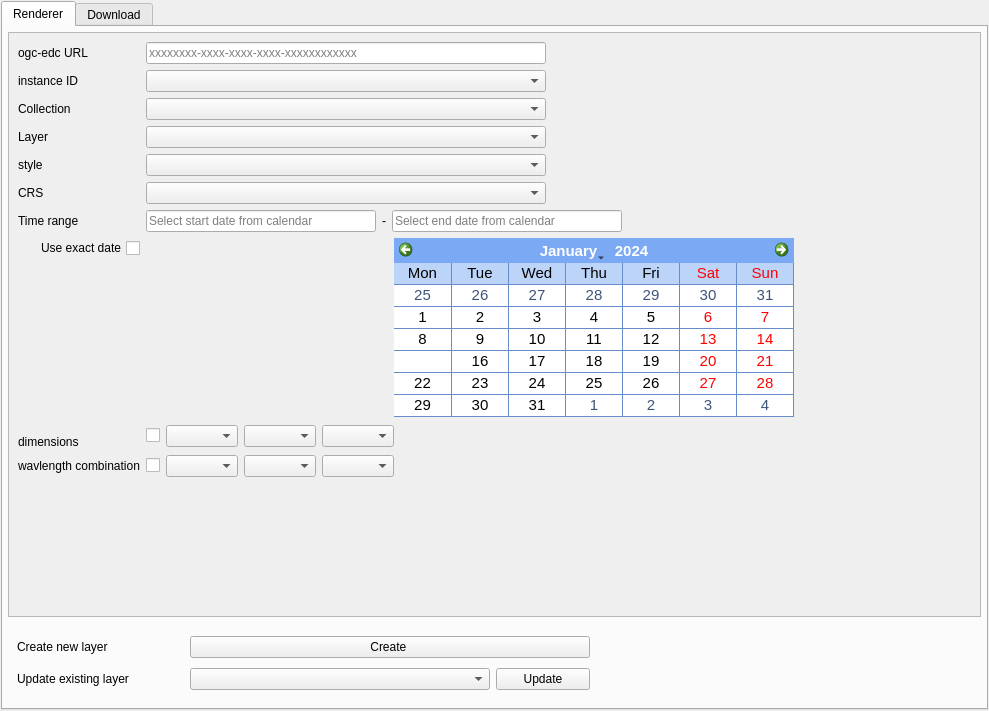
Above: EDC_OGC_dockwidget_base.ui from eurodatacube/edc-qgis-plugin before the change. Below: the same form after it.
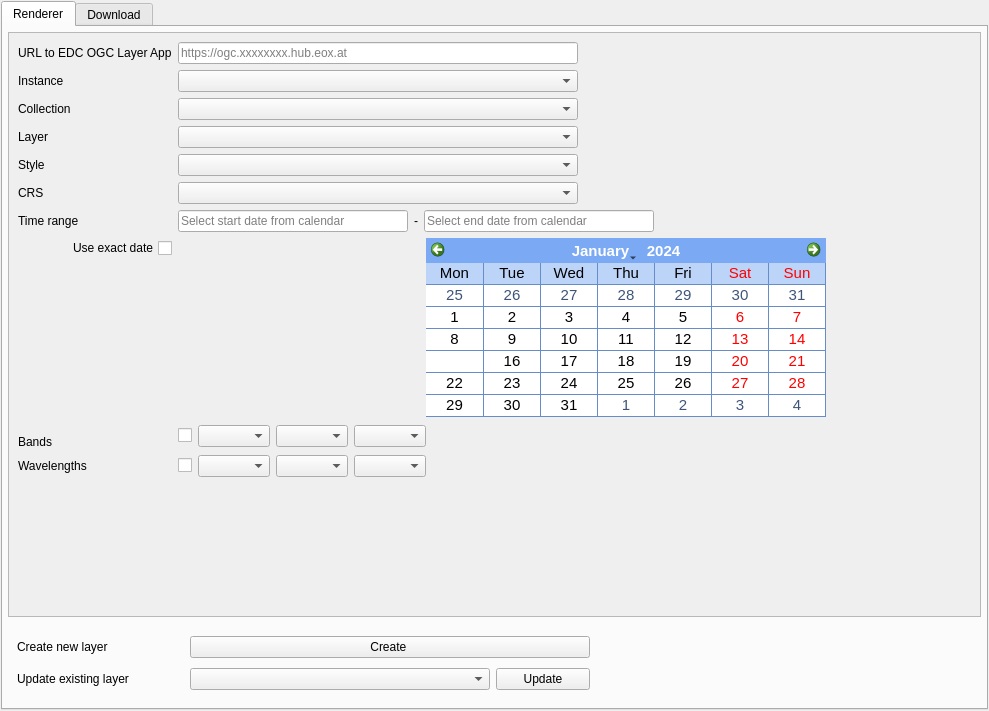
That is the form after the change.

What changed in the file:
```diff
--- a/EDC_OGC_dockwidget_base.ui
+++ b/EDC_OGC_dockwidget_base.ui
@@ -345,7 +345,7 @@
               <item row="1" column="0">
                <widget class="QLabel" name="instanceIdLabel">
                 <property name="text">
-                 <string>ogc-edc URL</string>
+                 <string>URL to EDC OGC Layer App</string>
                 </property>
                </widget>
               </item>
@@ -426,7 +426,7 @@
               <item row="21" column="0">
                <widget class="QLabel" name="label_4">
                 <property name="text">
-                 <string>wavlength combination</string>
+                 <string>Wavelengths</string>
                 </property>
                </widget>
               </item>
@@ -972,7 +972,7 @@
               <item row="4" column="0">
                <widget class="QLabel" name="instanceIdLabel_2">
                 <property name="text">
-                 <string>instance ID</string>
+                 <string>Instance</string>
                 </property>
                </widget>
               </item>
@@ -1004,7 +1004,7 @@
                  <string/>
                 </property>
                 <property name="placeholderText">
-                 <string>xxxxxxxx-xxxx-xxxx-xxxx-xxxxxxxxxxxx</string>
+                 <string>https://ogc.xxxxxxxx.hub.eox.at</string>
                 </property>
                </widget>
               </item>
@@ -1049,7 +1049,7 @@
               <item row="20" column="0">
                <widget class="QLabel" name="label_3">
                 <property name="text">
-                 <string>dimensions</string>
+                 <string>Bands</string>
                 </property>
                </widget>
               </item>
@@ -1160,7 +1160,7 @@
               <item row="7" column="0">
                <widget class="QLabel" name="label_5">
                 <property name="text">
-                 <string>style</string>
+                 <string>Style</string>
                 </property>
                </widget>
               </item>
```
Left out of the diff: 2 changed lines with no effect on the pictures.
